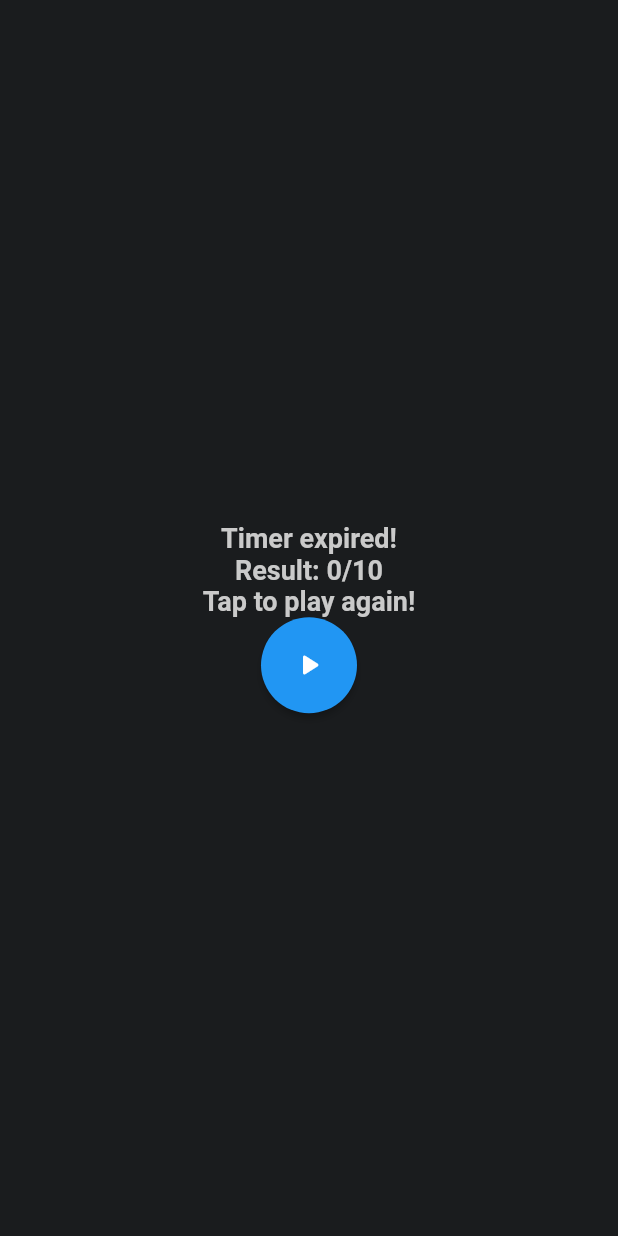
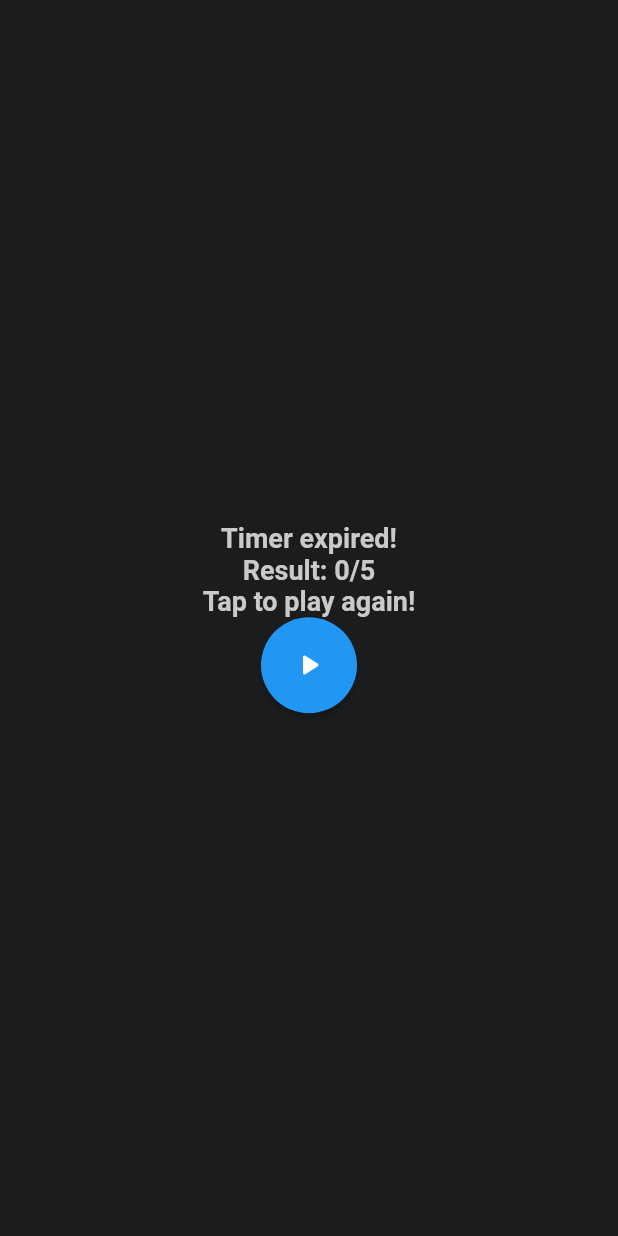
Before and after one commit to lukalesic/quizapp, a Flutter app: the LoseScreen screen opened directly with empty values, on a phone screen of 412 x 824 dp. Run offline on Flutter 3.47's test engine with Material 2 defaults, Android fonts, the phone set to English and light mode, and no system bars; our stand-ins replace cloud_firestore, firebase_core, google_fonts, percent_indicator; accounts and stored records are empty.

Commit message:
fixed lose screen result

```diff
--- a/lib/main.dart
+++ b/lib/main.dart
@@ -20,8 +20,6 @@ if(kIsWeb){
 
 
 }
-
-
   runApp(const MyApp());
 }
 
--- a/lib/screens/losescreen.dart
+++ b/lib/screens/losescreen.dart
@@ -1,5 +1,6 @@
 import 'package:flutter/material.dart';
 import 'package:quizapp/screens/quizscreen.dart';
+import 'package:quizapp/models/questions.dart';
 
 import '../style/appstyle.dart';
 
@@ -27,7 +28,7 @@ class __LoseScreenStateState extends State<LoseScreen> {
           crossAxisAlignment: CrossAxisAlignment.center,
           children: [
             Text("Timer expired!", style: AppStyle.mainTitle),
-            Text("Result: ${resultScore}/10", style: AppStyle.mainTitle,),
+            Text("Result: ${resultScore}/${questions.length}", style: AppStyle.mainTitle,),
                         Text("Tap to play again!", style: AppStyle.mainTitle,),
 
             Center(
```
